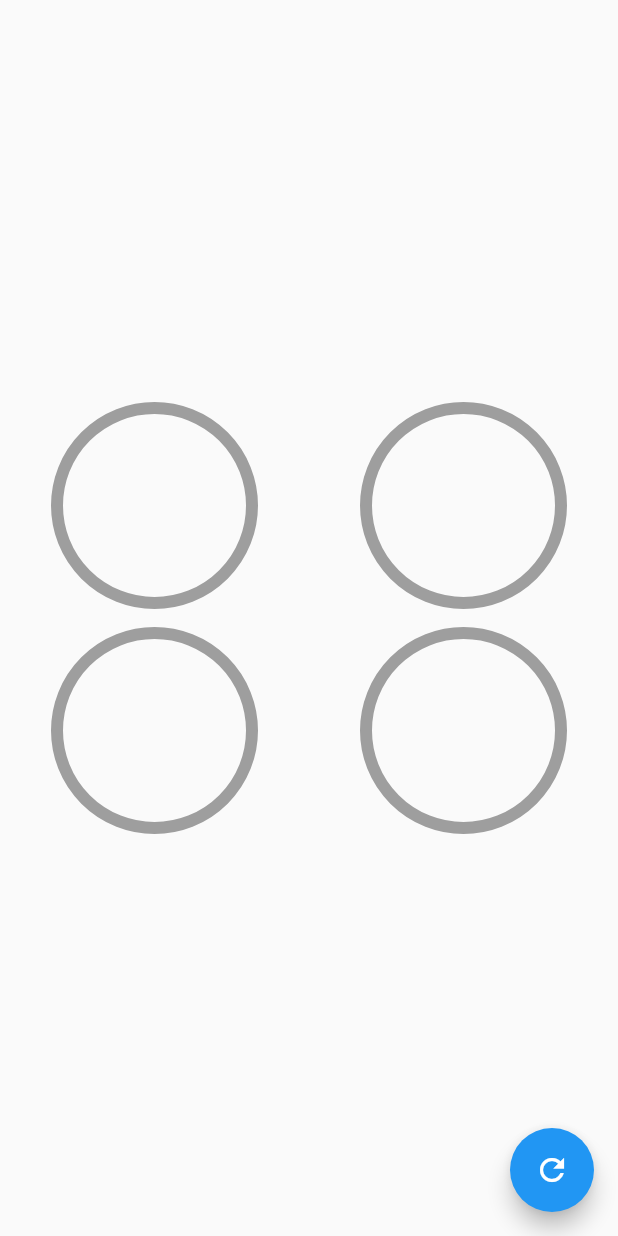
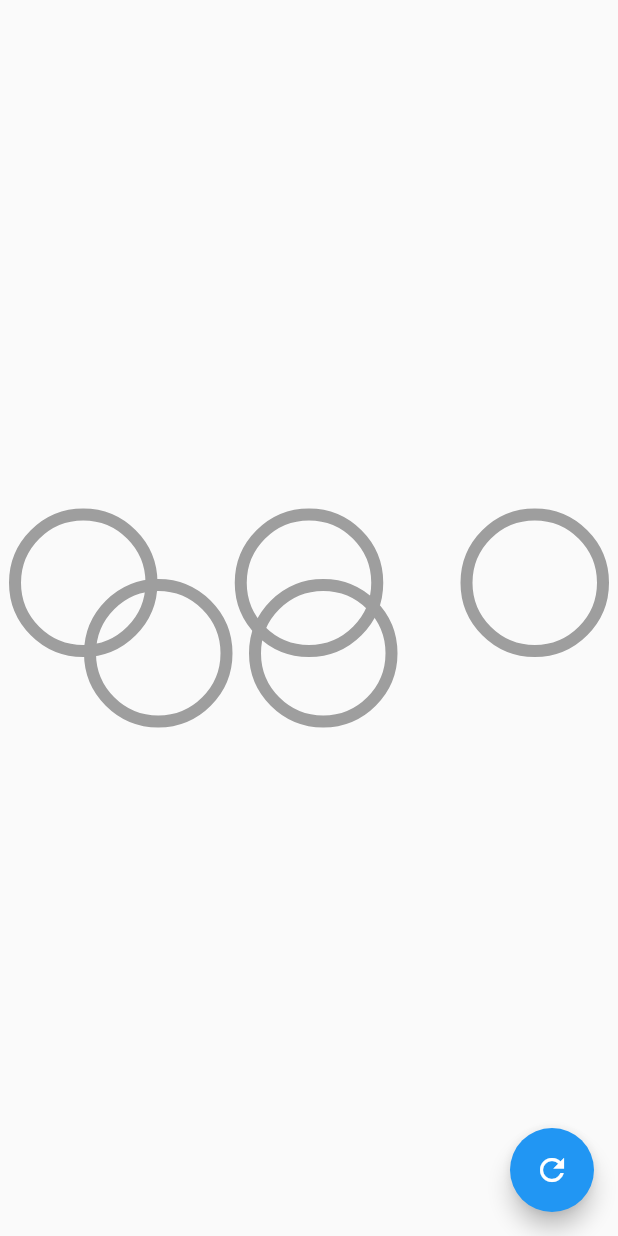
Before and after one commit to ddienu/Designs-, a Flutter app: the screen it shows after launch, on a phone screen of 412 x 824 dp. Run offline on Flutter 3.47's test engine with Material 2 defaults, Android fonts, the phone set to English and light mode, and no system bars.

Commit message:
Update: Graficas circulares page.
Update graficas circulares page with a custom design of the olympic rings using a stack widget, changing the size of the container of the CustomRadialProgress.

```diff
--- a/lib/src/pages/graficas_circulares_page.dart
+++ b/lib/src/pages/graficas_circulares_page.dart
@@ -33,23 +33,68 @@ class _GraficasCircularesPageState extends State<GraficasCircularesPage> {
       body: Column(
         mainAxisAlignment: MainAxisAlignment.center,
         children: [
-
+          Stack(
+            //alignment: AlignmentDirectional.bottomCenter,
+            children: [
               Row(
-            mainAxisAlignment: MainAxisAlignment.spaceAround,
                 children: [
-              CustomRadialProgress(porcentaje: porcentaje, color: Colors.black),
-              CustomRadialProgress(porcentaje: porcentaje, color: Colors.purpleAccent),
+                  CustomRadialProgress(porcentaje: porcentaje, color: Colors.blue)
                 ],
               ),
               Row(
                 mainAxisAlignment: MainAxisAlignment.spaceAround,
+                //crossAxisAlignment: CrossAxisAlignment.end,
                 children: [
-              CustomRadialProgress(porcentaje: porcentaje, color: Colors.yellow),
-              CustomRadialProgress(porcentaje: porcentaje, color: Colors.green),
+                  CustomRadialProgress(porcentaje: porcentaje, color: Colors.black)
                 ],
               ),
+              Row(
+                mainAxisAlignment: MainAxisAlignment.end,
+                children: [
+                  CustomRadialProgress(porcentaje: porcentaje, color: Colors.red)
+                ],
+              ),
+              Padding(
+                padding: const EdgeInsets.only(left: 50, top: 47),
+                child: Row(
+                  children: [
+                    CustomRadialProgress(porcentaje: porcentaje, color: Colors.yellow)
+                  ],
+                ),
+              ),
+              Padding(
+                padding: const EdgeInsets.only(left: 160, top: 47),
+                child: Row(
+                  children: [
+                    CustomRadialProgress(porcentaje: porcentaje, color: Colors.green)
+                  ],
+                ),
+              )
+            ],
+
+          )
         ],
       )
+      // Column(
+      //   mainAxisAlignment: MainAxisAlignment.center,
+      //   children: [
+
+      //     Row(
+      //       mainAxisAlignment: MainAxisAlignment.spaceAround,
+      //       children: [
+      //         CustomRadialProgress(porcentaje: porcentaje, color: Colors.black),
+      //         CustomRadialProgress(porcentaje: porcentaje, color: Colors.purpleAccent),
+      //       ],
+      //     ),
+      //     Row(
+      //       mainAxisAlignment: MainAxisAlignment.spaceAround,
+      //       children: [
+      //         CustomRadialProgress(porcentaje: porcentaje, color: Colors.yellow),
+      //         CustomRadialProgress(porcentaje: porcentaje, color: Colors.green),
+      //       ],
+      //     ),
+      //   ],
+      // )
     );
   }
 }
@@ -68,8 +113,8 @@ class CustomRadialProgress extends StatelessWidget {
   @override
   Widget build(BuildContext context) {
     return Container(
-      width: 150.0,
-      height: 150.0,
+      width: 111.0,
+      height: 111.0,
       //color: Colors.red,
       child: RadialProgress(
         porcentaje: porcentaje,
```
Lines whose indentation alone changed are shown as unchanged.
